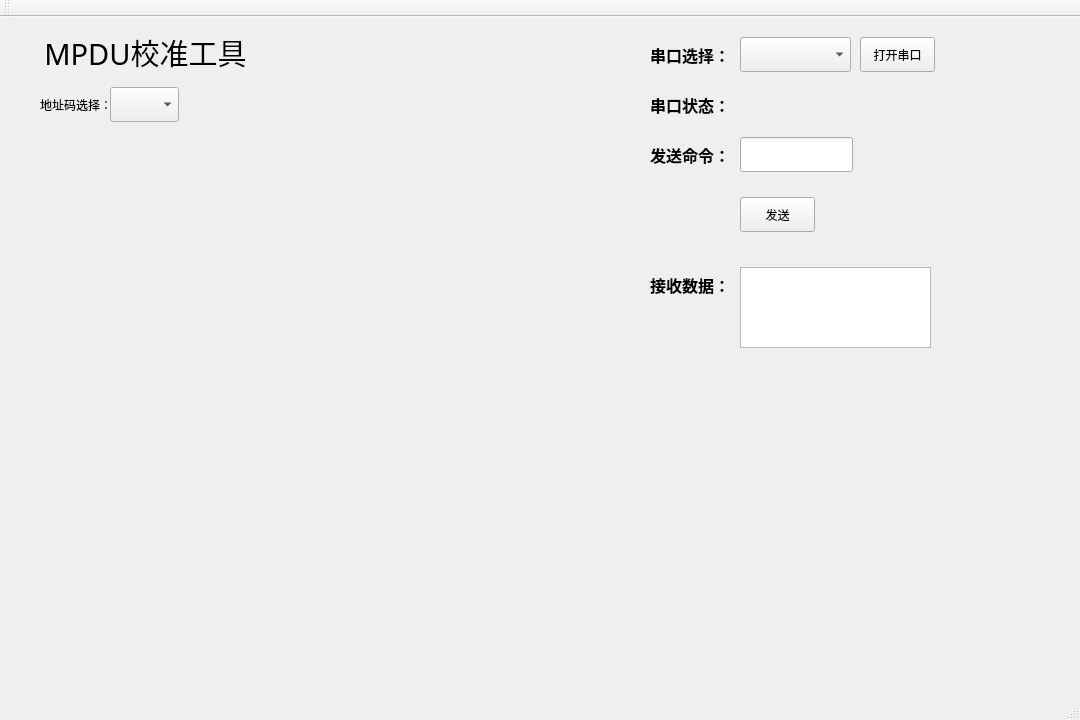
ChinaClever/CleverTool, file CleverTool/mainwindow.ui: the form before one commit.
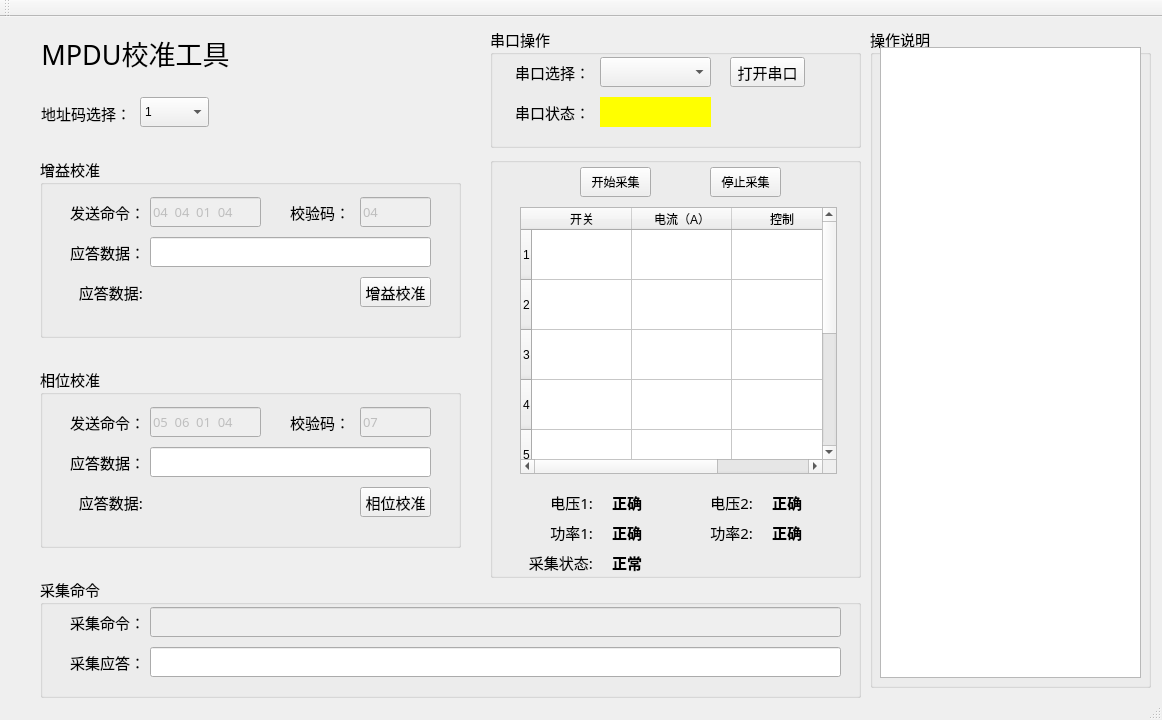
The form after the commit.

```diff
--- a/CleverTool/mainwindow.ui
+++ b/CleverTool/mainwindow.ui
@@ -2,11 +2,14 @@
 <ui version="4.0">
  <class>MainWindow</class>
  <widget class="QMainWindow" name="MainWindow">
+  <property name="enabled">
+   <bool>true</bool>
+  </property>
   <property name="geometry">
    <rect>
     <x>0</x>
     <y>0</y>
-    <width>1080</width>
+    <width>1162</width>
     <height>720</height>
    </rect>
   </property>
@@ -14,175 +17,10 @@
    <string>MainWindow</string>
   </property>
   <widget class="QWidget" name="centralWidget">
-   <widget class="QComboBox" name="comboBox">
-    <property name="geometry">
-     <rect>
-      <x>740</x>
-      <y>20</y>
-      <width>111</width>
-      <height>35</height>
-     </rect>
-    </property>
-   </widget>
-   <widget class="QLineEdit" name="lineEdit">
-    <property name="geometry">
-     <rect>
-      <x>740</x>
-      <y>120</y>
-      <width>113</width>
-      <height>35</height>
-     </rect>
-    </property>
-   </widget>
-   <widget class="QPushButton" name="pushButton">
-    <property name="geometry">
-     <rect>
-      <x>740</x>
-      <y>180</y>
-      <width>75</width>
-      <height>35</height>
-     </rect>
-    </property>
-    <property name="text">
-     <string>发送</string>
-    </property>
-   </widget>
-   <widget class="QLabel" name="label">
-    <property name="geometry">
-     <rect>
-      <x>630</x>
-      <y>20</y>
-      <width>100</width>
-      <height>35</height>
-     </rect>
-    </property>
-    <property name="font">
-     <font>
-      <family>幼圆</family>
-      <pointsize>12</pointsize>
-      <weight>75</weight>
-      <bold>true</bold>
-     </font>
-    </property>
-    <property name="text">
-     <string>串口选择：</string>
-    </property>
-    <property name="alignment">
-     <set>Qt::AlignRight|Qt::AlignTrailing|Qt::AlignVCenter</set>
-    </property>
-   </widget>
-   <widget class="QLabel" name="label_2">
-    <property name="geometry">
-     <rect>
-      <x>740</x>
-      <y>70</y>
-      <width>111</width>
-      <height>35</height>
-     </rect>
-    </property>
-    <property name="text">
-     <string/>
-    </property>
-   </widget>
-   <widget class="QPushButton" name="pushButton_2">
-    <property name="geometry">
-     <rect>
-      <x>860</x>
-      <y>20</y>
-      <width>75</width>
-      <height>35</height>
-     </rect>
-    </property>
-    <property name="text">
-     <string>打开串口</string>
-    </property>
-   </widget>
-   <widget class="QLabel" name="label_3">
-    <property name="geometry">
-     <rect>
-      <x>630</x>
-      <y>70</y>
-      <width>100</width>
-      <height>35</height>
-     </rect>
-    </property>
-    <property name="font">
-     <font>
-      <family>幼圆</family>
-      <pointsize>12</pointsize>
-      <weight>75</weight>
-      <bold>true</bold>
-     </font>
-    </property>
-    <property name="text">
-     <string>串口状态：</string>
-    </property>
-    <property name="alignment">
-     <set>Qt::AlignRight|Qt::AlignTrailing|Qt::AlignVCenter</set>
-    </property>
-   </widget>
-   <widget class="QLabel" name="label_4">
-    <property name="geometry">
-     <rect>
-      <x>630</x>
-      <y>120</y>
-      <width>100</width>
-      <height>35</height>
-     </rect>
-    </property>
-    <property name="font">
-     <font>
-      <family>幼圆</family>
-      <pointsize>12</pointsize>
-      <weight>75</weight>
-      <bold>true</bold>
-     </font>
-    </property>
-    <property name="text">
-     <string>发送命令：</string>
-    </property>
-    <property name="alignment">
-     <set>Qt::AlignRight|Qt::AlignTrailing|Qt::AlignVCenter</set>
-    </property>
-   </widget>
-   <widget class="QTextEdit" name="textEdit">
-    <property name="geometry">
-     <rect>
-      <x>740</x>
-      <y>250</y>
-      <width>191</width>
-      <height>81</height>
-     </rect>
-    </property>
-   </widget>
-   <widget class="QLabel" name="label_5">
-    <property name="geometry">
-     <rect>
-      <x>630</x>
-      <y>250</y>
-      <width>100</width>
-      <height>35</height>
-     </rect>
-    </property>
-    <property name="font">
-     <font>
-      <family>幼圆</family>
-      <pointsize>12</pointsize>
-      <weight>75</weight>
-      <bold>true</bold>
-     </font>
-    </property>
-    <property name="text">
-     <string>接收数据：</string>
-    </property>
-    <property name="alignment">
-     <set>Qt::AlignRight|Qt::AlignTrailing|Qt::AlignVCenter</set>
-    </property>
-   </widget>
    <widget class="QLabel" name="titlelabel">
     <property name="geometry">
      <rect>
-      <x>30</x>
+      <x>20</x>
       <y>10</y>
       <width>231</width>
       <height>51</height>
@@ -191,7 +29,7 @@
     <property name="font">
      <font>
       <family>微软雅黑</family>
-      <pointsize>22</pointsize>
+      <pointsize>20</pointsize>
      </font>
     </property>
     <property name="text">
@@ -205,24 +43,1026 @@
     <property name="geometry">
      <rect>
       <x>40</x>
-      <y>70</y>
-      <width>81</width>
+      <y>79</y>
+      <width>91</width>
       <height>35</height>
      </rect>
     </property>
+    <property name="font">
+     <font>
+      <family>等线</family>
+      <pointsize>11</pointsize>
+     </font>
+    </property>
     <property name="text">
      <string>地址码选择：</string>
     </property>
+    <property name="alignment">
+     <set>Qt::AlignRight|Qt::AlignTrailing|Qt::AlignVCenter</set>
+    </property>
    </widget>
    <widget class="QComboBox" name="comboBox_2">
     <property name="geometry">
      <rect>
-      <x>110</x>
-      <y>70</y>
+      <x>140</x>
+      <y>80</y>
       <width>69</width>
-      <height>35</height>
+      <height>30</height>
      </rect>
     </property>
+    <item>
+     <property name="text">
+      <string>1</string>
+     </property>
+    </item>
+    <item>
+     <property name="text">
+      <string>2</string>
+     </property>
+    </item>
+    <item>
+     <property name="text">
+      <string>3</string>
+     </property>
+    </item>
+    <item>
+     <property name="text">
+      <string>4</string>
+     </property>
+    </item>
+   </widget>
+   <widget class="QGroupBox" name="groupBox">
+    <property name="geometry">
+     <rect>
+      <x>40</x>
+      <y>140</y>
+      <width>421</width>
+      <height>181</height>
+     </rect>
+    </property>
+    <property name="font">
+     <font>
+      <family>宋体</family>
+      <pointsize>11</pointsize>
+     </font>
+    </property>
+    <property name="title">
+     <string>增益校准</string>
+    </property>
+    <widget class="QLabel" name="label_7">
+     <property name="geometry">
+      <rect>
+       <x>30</x>
+       <y>40</y>
+       <width>73</width>
+       <height>30</height>
+      </rect>
+     </property>
+     <property name="font">
+      <font>
+       <family>幼圆</family>
+       <pointsize>11</pointsize>
+      </font>
+     </property>
+     <property name="text">
+      <string>发送命令：</string>
+     </property>
+    </widget>
+    <widget class="QLineEdit" name="lineEdit_2">
+     <property name="enabled">
+      <bool>false</bool>
+     </property>
+     <property name="geometry">
+      <rect>
+       <x>110</x>
+       <y>40</y>
+       <width>111</width>
+       <height>30</height>
+      </rect>
+     </property>
+     <property name="font">
+      <font>
+       <family>仿宋</family>
+       <pointsize>10</pointsize>
+      </font>
+     </property>
+     <property name="text">
+      <string>04  04  01  04</string>
+     </property>
+    </widget>
+    <widget class="QLineEdit" name="lineEdit_3">
+     <property name="enabled">
+      <bool>false</bool>
+     </property>
+     <property name="geometry">
+      <rect>
+       <x>320</x>
+       <y>40</y>
+       <width>71</width>
+       <height>30</height>
+      </rect>
+     </property>
+     <property name="font">
+      <font>
+       <family>仿宋</family>
+       <pointsize>10</pointsize>
+      </font>
+     </property>
+     <property name="text">
+      <string>04</string>
+     </property>
+    </widget>
+    <widget class="QLabel" name="label_8">
+     <property name="geometry">
+      <rect>
+       <x>250</x>
+       <y>40</y>
+       <width>54</width>
+       <height>30</height>
+      </rect>
+     </property>
+     <property name="font">
+      <font>
+       <family>幼圆</family>
+       <pointsize>11</pointsize>
+      </font>
+     </property>
+     <property name="text">
+      <string>校验码：</string>
+     </property>
+    </widget>
+    <widget class="QLineEdit" name="lineEdit_4">
+     <property name="geometry">
+      <rect>
+       <x>110</x>
+       <y>80</y>
+       <width>281</width>
+       <height>30</height>
+      </rect>
+     </property>
+    </widget>
+    <widget class="QLabel" name="label_9">
+     <property name="geometry">
+      <rect>
+       <x>30</x>
+       <y>80</y>
+       <width>73</width>
+       <height>30</height>
+      </rect>
+     </property>
+     <property name="font">
+      <font>
+       <family>幼圆</family>
+       <pointsize>11</pointsize>
+      </font>
+     </property>
+     <property name="text">
+      <string>应答数据：</string>
+     </property>
+    </widget>
+    <widget class="QLabel" name="label_10">
+     <property name="geometry">
+      <rect>
+       <x>30</x>
+       <y>120</y>
+       <width>73</width>
+       <height>30</height>
+      </rect>
+     </property>
+     <property name="font">
+      <font>
+       <family>幼圆</family>
+       <pointsize>11</pointsize>
+      </font>
+     </property>
+     <property name="text">
+      <string>应答数据:</string>
+     </property>
+     <property name="alignment">
+      <set>Qt::AlignRight|Qt::AlignTrailing|Qt::AlignVCenter</set>
+     </property>
+    </widget>
+    <widget class="QLabel" name="label_11">
+     <property name="geometry">
+      <rect>
+       <x>110</x>
+       <y>120</y>
+       <width>181</width>
+       <height>30</height>
+      </rect>
+     </property>
+     <property name="font">
+      <font>
+       <family>仿宋</family>
+       <pointsize>11</pointsize>
+       <weight>75</weight>
+       <bold>true</bold>
+      </font>
+     </property>
+     <property name="styleSheet">
+      <string notr="true"/>
+     </property>
+     <property name="text">
+      <string/>
+     </property>
+     <property name="alignment">
+      <set>Qt::AlignCenter</set>
+     </property>
+    </widget>
+    <widget class="QPushButton" name="pushButton_3">
+     <property name="geometry">
+      <rect>
+       <x>320</x>
+       <y>120</y>
+       <width>71</width>
+       <height>30</height>
+      </rect>
+     </property>
+     <property name="text">
+      <string>增益校准</string>
+     </property>
+    </widget>
+    <zorder>label_7</zorder>
+    <zorder>lineEdit_2</zorder>
+    <zorder>lineEdit_3</zorder>
+    <zorder>label_8</zorder>
+    <zorder>lineEdit_4</zorder>
+    <zorder>label_9</zorder>
+    <zorder>label_10</zorder>
+    <zorder>label_11</zorder>
+    <zorder>pushButton_3</zorder>
+    <zorder>textEdit</zorder>
+   </widget>
+   <widget class="QGroupBox" name="groupBox_2">
+    <property name="geometry">
+     <rect>
+      <x>40</x>
+      <y>350</y>
+      <width>421</width>
+      <height>181</height>
+     </rect>
+    </property>
+    <property name="font">
+     <font>
+      <family>宋体</family>
+      <pointsize>11</pointsize>
+     </font>
+    </property>
+    <property name="title">
+     <string>相位校准</string>
+    </property>
+    <widget class="QLabel" name="label_12">
+     <property name="geometry">
+      <rect>
+       <x>30</x>
+       <y>40</y>
+       <width>73</width>
+       <height>30</height>
+      </rect>
+     </property>
+     <property name="font">
+      <font>
+       <family>幼圆</family>
+       <pointsize>11</pointsize>
+      </font>
+     </property>
+     <property name="text">
+      <string>发送命令：</string>
+     </property>
+    </widget>
+    <widget class="QLineEdit" name="lineEdit_5">
+     <property name="enabled">
+      <bool>false</bool>
+     </property>
+     <property name="geometry">
+      <rect>
+       <x>110</x>
+       <y>40</y>
+       <width>111</width>
+       <height>30</height>
+      </rect>
+     </property>
+     <property name="font">
+      <font>
+       <family>仿宋</family>
+       <pointsize>10</pointsize>
+      </font>
+     </property>
+     <property name="text">
+      <string>05  06  01  04</string>
+     </property>
+    </widget>
+    <widget class="QLineEdit" name="lineEdit_6">
+     <property name="enabled">
+      <bool>false</bool>
+     </property>
+     <property name="geometry">
+      <rect>
+       <x>320</x>
+       <y>40</y>
+       <width>71</width>
+       <height>30</height>
+      </rect>
+     </property>
+     <property name="font">
+      <font>
+       <family>仿宋</family>
+       <pointsize>10</pointsize>
+      </font>
+     </property>
+     <property name="text">
+      <string>07</string>
+     </property>
+    </widget>
+    <widget class="QLabel" name="label_13">
+     <property name="geometry">
+      <rect>
+       <x>250</x>
+       <y>40</y>
+       <width>54</width>
+       <height>30</height>
+      </rect>
+     </property>
+     <property name="font">
+      <font>
+       <family>幼圆</family>
+       <pointsize>11</pointsize>
+      </font>
+     </property>
+     <property name="text">
+      <string>校验码：</string>
+     </property>
+    </widget>
+    <widget class="QLineEdit" name="lineEdit_7">
+     <property name="geometry">
+      <rect>
+       <x>110</x>
+       <y>80</y>
+       <width>281</width>
+       <height>30</height>
+      </rect>
+     </property>
+    </widget>
+    <widget class="QLabel" name="label_14">
+     <property name="geometry">
+      <rect>
+       <x>30</x>
+       <y>80</y>
+       <width>73</width>
+       <height>30</height>
+      </rect>
+     </property>
+     <property name="font">
+      <font>
+       <family>幼圆</family>
+       <pointsize>11</pointsize>
+      </font>
+     </property>
+     <property name="text">
+      <string>应答数据：</string>
+     </property>
+    </widget>
+    <widget class="QLabel" name="label_15">
+     <property name="geometry">
+      <rect>
+       <x>30</x>
+       <y>120</y>
+       <width>73</width>
+       <height>30</height>
+      </rect>
+     </property>
+     <property name="font">
+      <font>
+       <family>幼圆</family>
+       <pointsize>11</pointsize>
+      </font>
+     </property>
+     <property name="text">
+      <string>应答数据:</string>
+     </property>
+     <property name="alignment">
+      <set>Qt::AlignRight|Qt::AlignTrailing|Qt::AlignVCenter</set>
+     </property>
+    </widget>
+    <widget class="QLabel" name="label_16">
+     <property name="geometry">
+      <rect>
+       <x>110</x>
+       <y>120</y>
+       <width>51</width>
+       <height>30</height>
+      </rect>
+     </property>
+     <property name="font">
+      <font>
+       <family>仿宋</family>
+       <pointsize>11</pointsize>
+       <weight>75</weight>
+       <bold>true</bold>
+      </font>
+     </property>
+     <property name="text">
+      <string/>
+     </property>
+     <property name="alignment">
+      <set>Qt::AlignCenter</set>
+     </property>
+    </widget>
+    <widget class="QPushButton" name="pushButton_4">
+     <property name="geometry">
+      <rect>
+       <x>320</x>
+       <y>120</y>
+       <width>71</width>
+       <height>30</height>
+      </rect>
+     </property>
+     <property name="text">
+      <string>相位校准</string>
+     </property>
+    </widget>
+   </widget>
+   <widget class="QGroupBox" name="groupBox_3">
+    <property name="geometry">
+     <rect>
+      <x>40</x>
+      <y>560</y>
+      <width>821</width>
+      <height>121</height>
+     </rect>
+    </property>
+    <property name="font">
+     <font>
+      <family>宋体</family>
+      <pointsize>11</pointsize>
+     </font>
+    </property>
+    <property name="title">
+     <string>采集命令</string>
+    </property>
+    <widget class="QLabel" name="label_17">
+     <property name="geometry">
+      <rect>
+       <x>30</x>
+       <y>30</y>
+       <width>73</width>
+       <height>30</height>
+      </rect>
+     </property>
+     <property name="font">
+      <font>
+       <family>幼圆</family>
+       <pointsize>11</pointsize>
+      </font>
+     </property>
+     <property name="text">
+      <string>采集命令：</string>
+     </property>
+    </widget>
+    <widget class="QLineEdit" name="lineEdit_8">
+     <property name="enabled">
+      <bool>false</bool>
+     </property>
+     <property name="geometry">
+      <rect>
+       <x>110</x>
+       <y>30</y>
+       <width>691</width>
+       <height>30</height>
+      </rect>
+     </property>
+     <property name="font">
+      <font>
+       <family>仿宋</family>
+       <pointsize>10</pointsize>
+       <weight>75</weight>
+       <bold>true</bold>
+      </font>
+     </property>
+     <property name="text">
+      <string/>
+     </property>
+    </widget>
+    <widget class="QLineEdit" name="lineEdit_10">
+     <property name="geometry">
+      <rect>
+       <x>110</x>
+       <y>70</y>
+       <width>691</width>
+       <height>30</height>
+      </rect>
+     </property>
+    </widget>
+    <widget class="QLabel" name="label_19">
+     <property name="geometry">
+      <rect>
+       <x>30</x>
+       <y>70</y>
+       <width>73</width>
+       <height>30</height>
+      </rect>
+     </property>
+     <property name="font">
+      <font>
+       <family>幼圆</family>
+       <pointsize>11</pointsize>
+      </font>
+     </property>
+     <property name="text">
+      <string>采集应答：</string>
+     </property>
+    </widget>
+   </widget>
+   <widget class="QGroupBox" name="groupBox_4">
+    <property name="geometry">
+     <rect>
+      <x>490</x>
+      <y>10</y>
+      <width>371</width>
+      <height>121</height>
+     </rect>
+    </property>
+    <property name="font">
+     <font>
+      <family>宋体</family>
+      <pointsize>11</pointsize>
+     </font>
+    </property>
+    <property name="title">
+     <string>串口操作</string>
+    </property>
+    <widget class="QLabel" name="label">
+     <property name="geometry">
+      <rect>
+       <x>0</x>
+       <y>30</y>
+       <width>100</width>
+       <height>30</height>
+      </rect>
+     </property>
+     <property name="font">
+      <font>
+       <family>幼圆</family>
+       <pointsize>11</pointsize>
+       <weight>50</weight>
+       <bold>false</bold>
+      </font>
+     </property>
+     <property name="text">
+      <string>串口选择：</string>
+     </property>
+     <property name="alignment">
+      <set>Qt::AlignRight|Qt::AlignTrailing|Qt::AlignVCenter</set>
+     </property>
+    </widget>
+    <widget class="QComboBox" name="comboBox">
+     <property name="geometry">
+      <rect>
+       <x>110</x>
+       <y>30</y>
+       <width>111</width>
+       <height>30</height>
+      </rect>
+     </property>
+    </widget>
+    <widget class="QPushButton" name="pushButton_2">
+     <property name="geometry">
+      <rect>
+       <x>240</x>
+       <y>30</y>
+       <width>75</width>
+       <height>30</height>
+      </rect>
+     </property>
+     <property name="text">
+      <string>打开串口</string>
+     </property>
+    </widget>
+    <widget class="QLabel" name="label_3">
+     <property name="geometry">
+      <rect>
+       <x>0</x>
+       <y>70</y>
+       <width>100</width>
+       <height>30</height>
+      </rect>
+     </property>
+     <property name="font">
+      <font>
+       <family>幼圆</family>
+       <pointsize>11</pointsize>
+       <weight>50</weight>
+       <bold>false</bold>
+      </font>
+     </property>
+     <property name="text">
+      <string>串口状态：</string>
+     </property>
+     <property name="alignment">
+      <set>Qt::AlignRight|Qt::AlignTrailing|Qt::AlignVCenter</set>
+     </property>
+    </widget>
+    <widget class="QLabel" name="label_2">
+     <property name="geometry">
+      <rect>
+       <x>110</x>
+       <y>70</y>
+       <width>111</width>
+       <height>30</height>
+      </rect>
+     </property>
+     <property name="styleSheet">
+      <string notr="true">background-color: rgb(255, 255, 0);</string>
+     </property>
+     <property name="text">
+      <string/>
+     </property>
+    </widget>
+   </widget>
+   <widget class="QGroupBox" name="groupBox_5">
+    <property name="geometry">
+     <rect>
+      <x>490</x>
+      <y>140</y>
+      <width>371</width>
+      <height>421</height>
+     </rect>
+    </property>
+    <property name="title">
+     <string/>
+    </property>
+    <widget class="QTableWidget" name="tableWidget">
+     <property name="geometry">
+      <rect>
+       <x>30</x>
+       <y>50</y>
+       <width>317</width>
+       <height>267</height>
+      </rect>
+     </property>
+     <attribute name="horizontalHeaderMinimumSectionSize">
+      <number>30</number>
+     </attribute>
+     <attribute name="verticalHeaderMinimumSectionSize">
+      <number>50</number>
+     </attribute>
+     <row>
+      <property name="text">
+       <string>1</string>
+      </property>
+     </row>
+     <row>
+      <property name="text">
+       <string>2</string>
+      </property>
+     </row>
+     <row>
+      <property name="text">
+       <string>3</string>
+      </property>
+     </row>
+     <row>
+      <property name="text">
+       <string>4</string>
+      </property>
+     </row>
+     <row>
+      <property name="text">
+       <string>5</string>
+      </property>
+     </row>
+     <row>
+      <property name="text">
+       <string>6</string>
+      </property>
+     </row>
+     <row>
+      <property name="text">
+       <string>7</string>
+      </property>
+     </row>
+     <row>
+      <property name="text">
+       <string>8</string>
+      </property>
+     </row>
+     <column>
+      <property name="text">
+       <string>开关</string>
+      </property>
+     </column>
+     <column>
+      <property name="text">
+       <string>电流（A）</string>
+      </property>
+     </column>
+     <column>
+      <property name="text">
+       <string>控制</string>
+      </property>
+     </column>
+    </widget>
+    <widget class="QLabel" name="label_25">
+     <property name="geometry">
+      <rect>
+       <x>270</x>
+       <y>360</y>
+       <width>54</width>
+       <height>30</height>
+      </rect>
+     </property>
+     <property name="font">
+      <font>
+       <family>仿宋</family>
+       <pointsize>11</pointsize>
+       <weight>75</weight>
+       <bold>true</bold>
+      </font>
+     </property>
+     <property name="text">
+      <string>正确</string>
+     </property>
+     <property name="alignment">
+      <set>Qt::AlignCenter</set>
+     </property>
+    </widget>
+    <widget class="QLabel" name="label_23">
+     <property name="geometry">
+      <rect>
+       <x>110</x>
+       <y>360</y>
+       <width>54</width>
+       <height>30</height>
+      </rect>
+     </property>
+     <property name="font">
+      <font>
+       <family>仿宋</family>
+       <pointsize>11</pointsize>
+       <weight>75</weight>
+       <bold>true</bold>
+      </font>
+     </property>
+     <property name="text">
+      <string>正确</string>
+     </property>
+     <property name="alignment">
+      <set>Qt::AlignCenter</set>
+     </property>
+    </widget>
+    <widget class="QLabel" name="label_27">
+     <property name="geometry">
+      <rect>
+       <x>110</x>
+       <y>390</y>
+       <width>54</width>
+       <height>30</height>
+      </rect>
+     </property>
+     <property name="font">
+      <font>
+       <family>仿宋</family>
+       <pointsize>11</pointsize>
+       <weight>75</weight>
+       <bold>true</bold>
+      </font>
+     </property>
+     <property name="text">
+      <string>正常</string>
+     </property>
+     <property name="alignment">
+      <set>Qt::AlignCenter</set>
+     </property>
+    </widget>
+    <widget class="QLabel" name="label_18">
+     <property name="geometry">
+      <rect>
+       <x>110</x>
+       <y>330</y>
+       <width>54</width>
+       <height>30</height>
+      </rect>
+     </property>
+     <property name="font">
+      <font>
+       <family>仿宋</family>
+       <pointsize>11</pointsize>
+       <weight>75</weight>
+       <bold>true</bold>
+      </font>
+     </property>
+     <property name="text">
+      <string>正确</string>
+     </property>
+     <property name="alignment">
+      <set>Qt::AlignCenter</set>
+     </property>
+    </widget>
+    <widget class="QLabel" name="label_21">
+     <property name="geometry">
+      <rect>
+       <x>270</x>
+       <y>330</y>
+       <width>54</width>
+       <height>30</height>
+      </rect>
+     </property>
+     <property name="font">
+      <font>
+       <family>仿宋</family>
+       <pointsize>11</pointsize>
+       <weight>75</weight>
+       <bold>true</bold>
+      </font>
+     </property>
+     <property name="text">
+      <string>正确</string>
+     </property>
+     <property name="alignment">
+      <set>Qt::AlignCenter</set>
+     </property>
+    </widget>
+    <widget class="QLabel" name="label_20">
+     <property name="geometry">
+      <rect>
+       <x>30</x>
+       <y>330</y>
+       <width>73</width>
+       <height>30</height>
+      </rect>
+     </property>
+     <property name="font">
+      <font>
+       <family>幼圆</family>
+       <pointsize>11</pointsize>
+      </font>
+     </property>
+     <property name="text">
+      <string>电压1:</string>
+     </property>
+     <property name="alignment">
+      <set>Qt::AlignRight|Qt::AlignTrailing|Qt::AlignVCenter</set>
+     </property>
+    </widget>
+    <widget class="QLabel" name="label_24">
+     <property name="geometry">
+      <rect>
+       <x>30</x>
+       <y>360</y>
+       <width>73</width>
+       <height>30</height>
+      </rect>
+     </property>
+     <property name="font">
+      <font>
+       <family>幼圆</family>
+       <pointsize>11</pointsize>
+      </font>
+     </property>
+     <property name="text">
+      <string>功率1:</string>
+     </property>
+     <property name="alignment">
+      <set>Qt::AlignRight|Qt::AlignTrailing|Qt::AlignVCenter</set>
+     </property>
+    </widget>
+    <widget class="QLabel" name="label_22">
+     <property name="geometry">
+      <rect>
+       <x>190</x>
+       <y>330</y>
+       <width>73</width>
+       <height>30</height>
+      </rect>
+     </property>
+     <property name="font">
+      <font>
+       <family>幼圆</family>
+       <pointsize>11</pointsize>
+      </font>
+     </property>
+     <property name="text">
+      <string>电压2:</string>
+     </property>
+     <property name="alignment">
+      <set>Qt::AlignRight|Qt::AlignTrailing|Qt::AlignVCenter</set>
+     </property>
+    </widget>
+    <widget class="QLabel" name="label_28">
+     <property name="geometry">
+      <rect>
+       <x>30</x>
+       <y>390</y>
+       <width>73</width>
+       <height>30</height>
+      </rect>
+     </property>
+     <property name="font">
+      <font>
+       <family>幼圆</family>
+       <pointsize>11</pointsize>
+      </font>
+     </property>
+     <property name="text">
+      <string>采集状态:</string>
+     </property>
+     <property name="alignment">
+      <set>Qt::AlignRight|Qt::AlignTrailing|Qt::AlignVCenter</set>
+     </property>
+    </widget>
+    <widget class="QLabel" name="label_26">
+     <property name="geometry">
+      <rect>
+       <x>190</x>
+       <y>360</y>
+       <width>73</width>
+       <height>30</height>
+      </rect>
+     </property>
+     <property name="font">
+      <font>
+       <family>幼圆</family>
+       <pointsize>11</pointsize>
+      </font>
+     </property>
+     <property name="text">
+      <string>功率2:</string>
+     </property>
+     <property name="alignment">
+      <set>Qt::AlignRight|Qt::AlignTrailing|Qt::AlignVCenter</set>
+     </property>
+    </widget>
+    <widget class="QPushButton" name="pushButton_6">
+     <property name="geometry">
+      <rect>
+       <x>220</x>
+       <y>10</y>
+       <width>71</width>
+       <height>30</height>
+      </rect>
+     </property>
+     <property name="text">
+      <string>停止采集</string>
+     </property>
+    </widget>
+    <widget class="QPushButton" name="pushButton_5">
+     <property name="geometry">
+      <rect>
+       <x>90</x>
+       <y>10</y>
+       <width>71</width>
+       <height>30</height>
+      </rect>
+     </property>
+     <property name="text">
+      <string>开始采集</string>
+     </property>
+    </widget>
+   </widget>
+   <widget class="QGroupBox" name="groupBox_6">
+    <property name="geometry">
+     <rect>
+      <x>870</x>
+      <y>10</y>
+      <width>281</width>
+      <height>661</height>
+     </rect>
+    </property>
+    <property name="font">
+     <font>
+      <family>宋体</family>
+      <pointsize>11</pointsize>
+     </font>
+    </property>
+    <property name="title">
+     <string>操作说明</string>
+    </property>
+    <widget class="QTextEdit" name="textEdit">
+     <property name="enabled">
+      <bool>true</bool>
+     </property>
+     <property name="geometry">
+      <rect>
+       <x>10</x>
+       <y>20</y>
+       <width>261</width>
+       <height>631</height>
+      </rect>
+     </property>
+     <property name="font">
+      <font>
+       <family>04b_21</family>
+       <pointsize>12</pointsize>
+      </font>
+     </property>
+     <property name="html">
+      <string>&lt;!DOCTYPE HTML PUBLIC &quot;-//W3C//DTD HTML 4.0//EN&quot; &quot;http://www.w3.org/TR/REC-html40/strict.dtd&quot;&gt;
+&lt;html&gt;&lt;head&gt;&lt;meta name=&quot;qrichtext&quot; content=&quot;1&quot; /&gt;&lt;style type=&quot;text/css&quot;&gt;
+p, li { white-space: pre-wrap; }
+&lt;/style&gt;&lt;/head&gt;&lt;body style=&quot; font-family:'04b_21'; font-size:12pt; font-weight:400; font-style:normal;&quot;&gt;
+&lt;p style=&quot;-qt-paragraph-type:empty; margin-top:0px; margin-bottom:0px; margin-left:0px; margin-right:0px; -qt-block-indent:0; text-indent:0px;&quot;&gt;&lt;br /&gt;&lt;/p&gt;&lt;/body&gt;&lt;/html&gt;</string>
+     </property>
+    </widget>
    </widget>
   </widget>
   <widget class="QMenuBar" name="menuBar">
```
Left out of the diff: 2 changed lines with no effect on the pictures.
